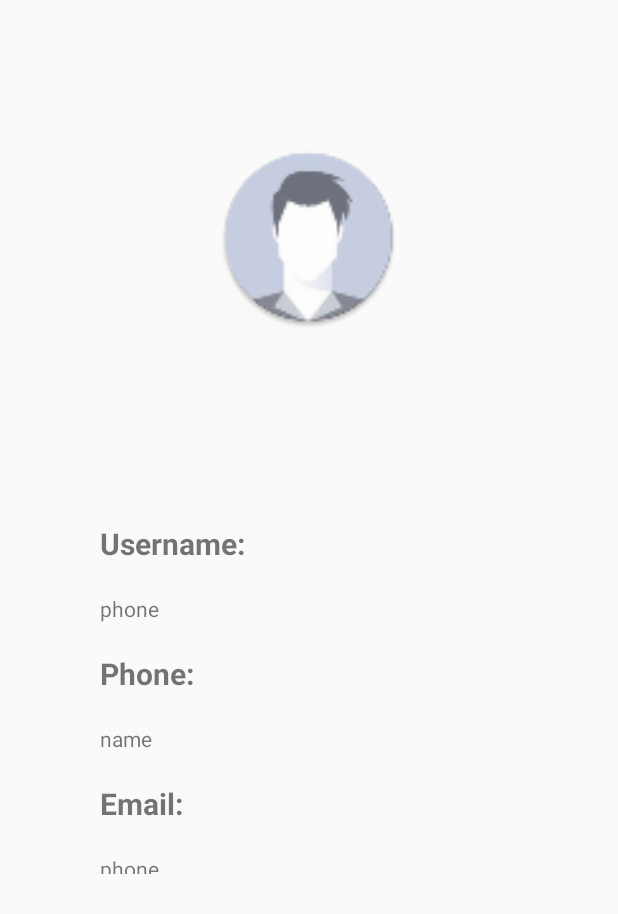
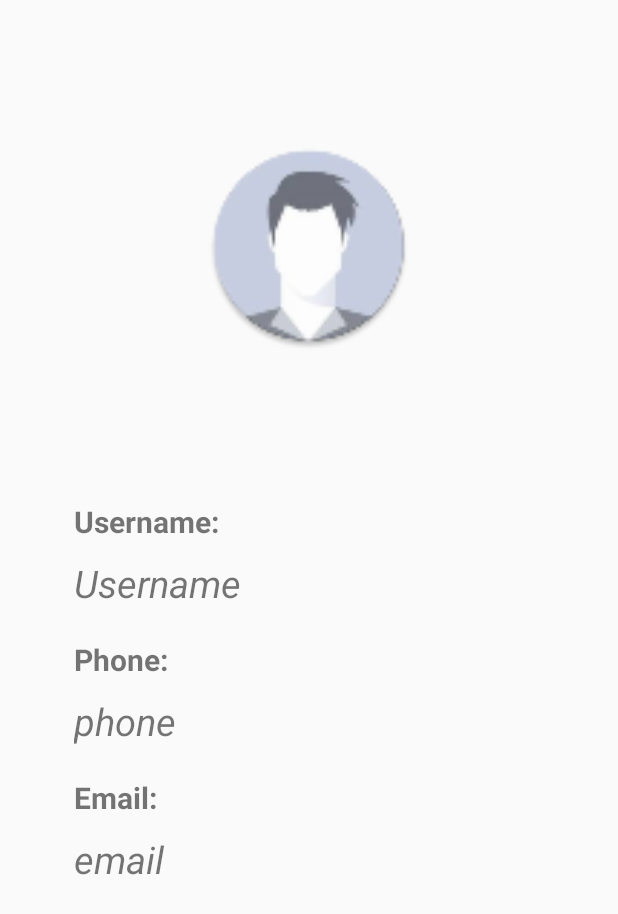
Before and after one commit to Githongo/MoveEasy, an Android app: the ProfileActivity screen opened directly, with no data from a screen before it, on a phone screen of 412 x 824 dp. Shown: the top 914 px of the screen. Run offline under Robolectric (Android 15) with nearby library versions, the phone set to English and light mode, and no system bars; our stand-ins replace Firebase (no records; nobody signed in at launch, a user with empty details on screens opened directly).

Commit message:
user profile added

```diff
--- a/app/src/main/java/com/blume/moveeasy/NavbarActivity.java
+++ b/app/src/main/java/com/blume/moveeasy/NavbarActivity.java
@@ -102,7 +102,6 @@ public class NavbarActivity extends AppCompatActivity {
         // Inflate the menu; this adds items to the action bar if it is present.
 
         getMenuInflater().inflate(R.menu.navbar, menu);
-        navHeaderUsername.setText("Raddssss!!");
         return true;
     }
 
--- a/app/src/main/java/com/blume/moveeasy/ProfileActivity.java
+++ b/app/src/main/java/com/blume/moveeasy/ProfileActivity.java
@@ -1,14 +1,61 @@
 package com.blume.moveeasy;
 
+import androidx.annotation.NonNull;
 import androidx.appcompat.app.AppCompatActivity;
 
 import android.os.Bundle;
+import android.widget.TextView;
+
+import com.google.firebase.auth.FirebaseAuth;
+import com.google.firebase.database.DataSnapshot;
+import com.google.firebase.database.DatabaseError;
+import com.google.firebase.database.DatabaseReference;
+import com.google.firebase.database.FirebaseDatabase;
+import com.google.firebase.database.ValueEventListener;
 
 public class ProfileActivity extends AppCompatActivity {
+
+    TextView nameView, phoneView, emailView;
 
     @Override
     protected void onCreate(Bundle savedInstanceState) {
         super.onCreate(savedInstanceState);
         setContentView(R.layout.activity_profile);
+
+        //finding components
+        nameView = findViewById(R.id.profileUsername);
+        phoneView = findViewById(R.id.profilePhone);
+        emailView = findViewById(R.id.profileEmail);
+
+        String userId = FirebaseAuth.getInstance().getUid();
+        getProfileInfo(userId);
+    }
+
+    private void getProfileInfo(String userId) {
+        DatabaseReference profileInfoRef = FirebaseDatabase.getInstance().getReference().child("Users").child(userId);
+        profileInfoRef.addListenerForSingleValueEvent(new ValueEventListener() {
+            @Override
+            public void onDataChange(@NonNull DataSnapshot dataSnapshot) {
+                if(dataSnapshot.exists()){
+
+                    if(dataSnapshot.child("Username").exists()){
+                        nameView.setText(dataSnapshot.child("Username").getValue().toString());
+                    }
+                    if(dataSnapshot.child("Phone").exists()){
+                        phoneView.setText("0"+dataSnapshot.child("Phone").getValue().toString());
+                    }
+                    if(dataSnapshot.child("Email").exists()){
+                        emailView.setText(dataSnapshot.child("Email").getValue().toString());
+                    }
+
+                }
+
+            }
+
+            @Override
+            public void onCancelled(@NonNull DatabaseError databaseError) {
+
+            }
+        });
     }
 }
--- a/app/src/main/res/layout/activity_profile.xml
+++ b/app/src/main/res/layout/activity_profile.xml
@@ -8,8 +8,9 @@
 
     <ImageView
         android:id="@+id/userImageView"
-        android:layout_width="125dp"
-        android:layout_height="122dp"
+        android:layout_width="142dp"
+        android:layout_height="138dp"
+        android:contentDescription="TODO"
         app:layout_constraintBottom_toBottomOf="parent"
         app:layout_constraintEnd_toEndOf="parent"
         app:layout_constraintStart_toStartOf="parent"
@@ -19,8 +20,9 @@
 
 
     <LinearLayout
-        android:layout_width="279dp"
-        android:layout_height="254dp"
+        android:layout_width="314dp"
+        android:layout_height="298dp"
+        android:layout_marginTop="32dp"
         android:orientation="vertical"
         app:layout_constraintBottom_toBottomOf="parent"
         app:layout_constraintEnd_toEndOf="parent"
@@ -32,7 +34,7 @@
             android:id="@+id/usernameLabel"
             android:layout_width="match_parent"
             android:layout_height="wrap_content"
-            android:layout_marginBottom="20sp"
+            android:layout_marginBottom="10sp"
             android:text="Username:"
             android:textSize="20sp"
             android:textStyle="bold" />
@@ -42,13 +44,15 @@
             android:layout_width="match_parent"
             android:layout_height="wrap_content"
             android:layout_marginBottom="20sp"
-            android:text="phone" />
+            android:text="Username"
+            android:textSize="25sp"
+            android:textStyle="italic" />
 
         <TextView
             android:id="@+id/phoneLabel"
             android:layout_width="match_parent"
             android:layout_height="wrap_content"
-            android:layout_marginBottom="20sp"
+            android:layout_marginBottom="10sp"
             android:text="Phone:"
             android:textSize="20sp"
             android:textStyle="bold" />
@@ -58,13 +62,15 @@
             android:layout_width="match_parent"
             android:layout_height="wrap_content"
             android:layout_marginBottom="20sp"
-            android:text="name" />
+            android:text="phone"
+            android:textSize="25sp"
+            android:textStyle="italic" />
 
         <TextView
             android:id="@+id/emailLabel"
             android:layout_width="match_parent"
             android:layout_height="wrap_content"
-            android:layout_marginBottom="20sp"
+            android:layout_marginBottom="10sp"
             android:text="Email:"
             android:textSize="20sp"
             android:textStyle="bold" />
@@ -74,7 +80,9 @@
             android:layout_width="match_parent"
             android:layout_height="wrap_content"
             android:layout_marginBottom="20sp"
-            android:text="phone" />
+            android:text="email"
+            android:textSize="25sp"
+            android:textStyle="italic" />
     </LinearLayout>
 
 </androidx.constraintlayout.widget.ConstraintLayout>
--- a/app/src/main/res/layout/nav_header_navbar.xml
+++ b/app/src/main/res/layout/nav_header_navbar.xml
@@ -15,7 +15,7 @@
     <ImageView
         android:id="@+id/imageView"
         android:layout_width="146dp"
-        android:layout_height="109dp"
+        android:layout_height="92dp"
         android:layout_gravity="center"
         android:contentDescription="@string/nav_header_desc"
         android:paddingTop="@dimen/nav_header_vertical_spacing"
@@ -27,6 +27,7 @@
         android:layout_height="wrap_content"
         android:paddingTop="@dimen/nav_header_vertical_spacing"
         android:text="Username"
+        android:textSize="20sp"
         android:layout_gravity="center"
         android:textAppearance="@style/TextAppearance.AppCompat.Body1" />
 
--- a/app/src/main/res/values/dimens.xml
+++ b/app/src/main/res/values/dimens.xml
@@ -3,6 +3,6 @@
     <dimen name="activity_horizontal_margin">16dp</dimen>
     <dimen name="activity_vertical_margin">16dp</dimen>
     <dimen name="nav_header_vertical_spacing">8dp</dimen>
-    <dimen name="nav_header_height">176dp</dimen>
+    <dimen name="nav_header_height">200dp</dimen>
     <dimen name="fab_margin">16dp</dimen>
 </resources>
```
Also changed, not shown: app/src/main/java/com/blume/moveeasy/MapsActivity.java (+35 -1 lines).
